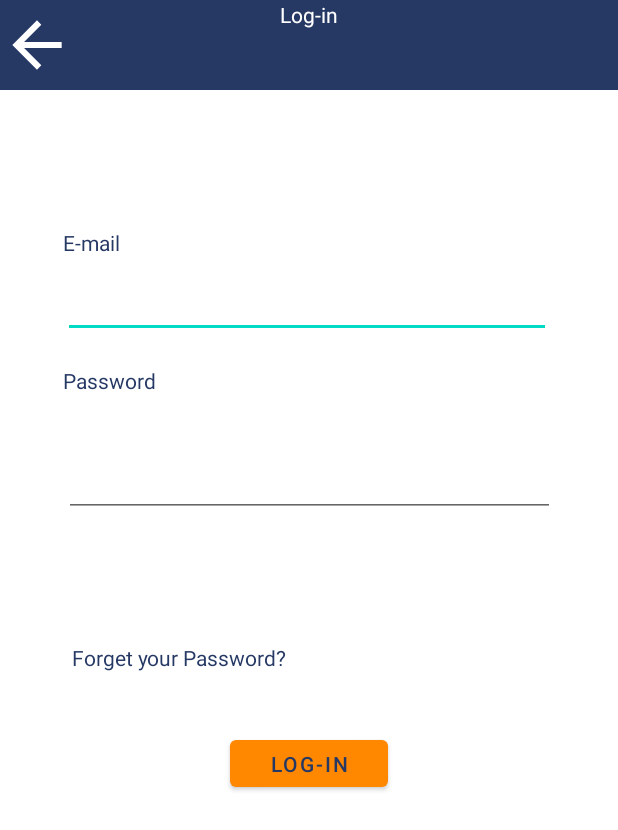
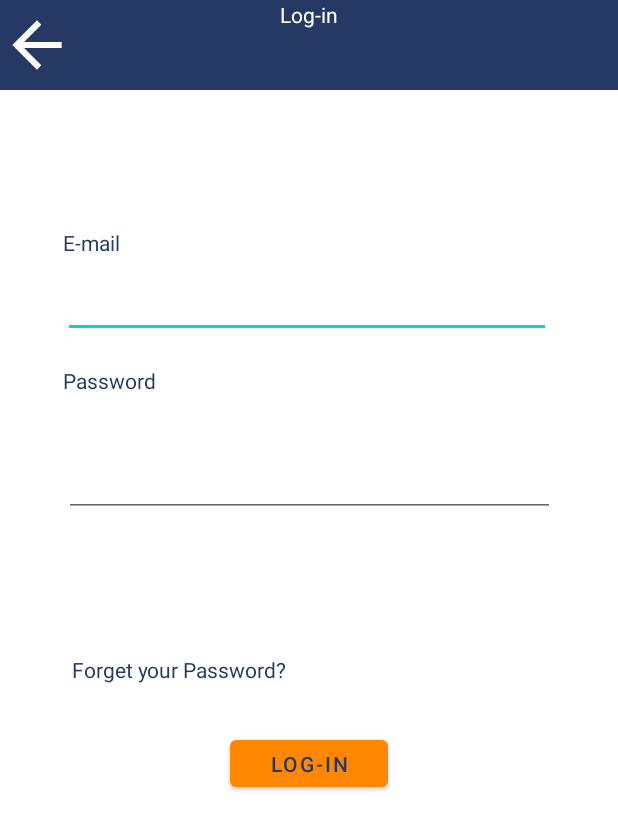
Before and after one commit to CyberSafe-gp/CyberSafeRepositry, an Android app: the layout activity_parent_login.xml on its own in the app's theme, with its tools: preview values and no code run, on a phone screen of 412 x 824 dp. Shown: the top 830 px of the screen. Run offline under Robolectric (Android 15) with nearby library versions, the phone set to English and light mode, and no system bars.

Commit message:
luluus run

```diff
--- a/app/build.gradle
+++ b/app/build.gradle
@@ -35,6 +35,9 @@ dependencies {
     implementation 'com.google.android.material:material:1.2.1'
     implementation 'androidx.constraintlayout:constraintlayout:2.0.4'
     implementation 'com.google.firebase:firebase-database:19.6.0'
+    implementation 'com.google.firebase:firebase-auth:20.0.2'
+    implementation 'com.onesignal:OneSignal:3.15.4'
+    implementation 'com.onesignal:OneSignal:3.15.4'
     testImplementation 'junit:junit:4.+'
     androidTestImplementation 'androidx.test.ext:junit:1.1.2'
     androidTestImplementation 'androidx.test.espresso:espresso-core:3.3.0'
--- a/app/src/main/java/com/example/cybersafe/ParentLogin.java
+++ b/app/src/main/java/com/example/cybersafe/ParentLogin.java
@@ -29,7 +29,7 @@ public class ParentLogin extends AppCompatActivity implements onesignal.Notifica
     private EditText editTextPassword;
     public static String LoggedIn_User_Email;
     private TextView forgetPass;
-    private TextView visitor;
+
     final FirebaseUser user = FirebaseAuth.getInstance().getCurrentUser();
     @Override
     protected void onCreate(Bundle savedInstanceState) {
--- a/app/src/main/res/layout/activity_parent_login.xml
+++ b/app/src/main/res/layout/activity_parent_login.xml
@@ -109,7 +109,7 @@
         android:layout_height="wrap_content"
         android:layout_marginStart="48dp"
         android:layout_marginLeft="48dp"
-        android:layout_marginBottom="376dp"
+        android:layout_marginBottom="368dp"
         android:text="Forget your Password?"
         android:textColor="@color/blue"
         app:layout_constraintBottom_toBottomOf="parent"
```
